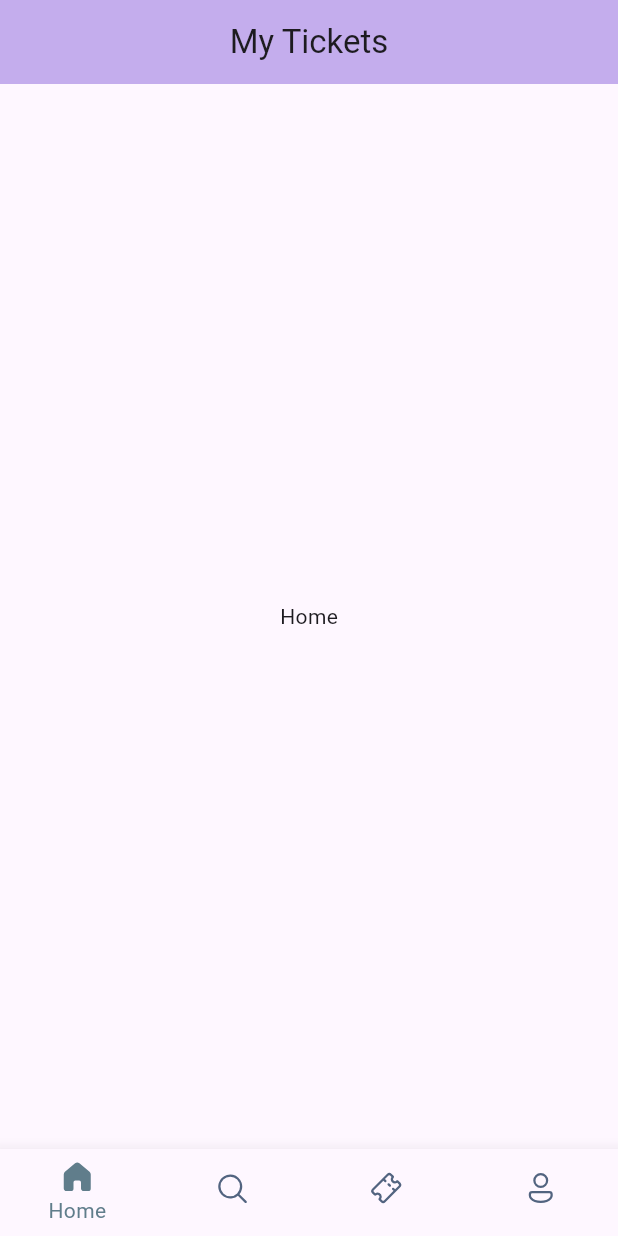
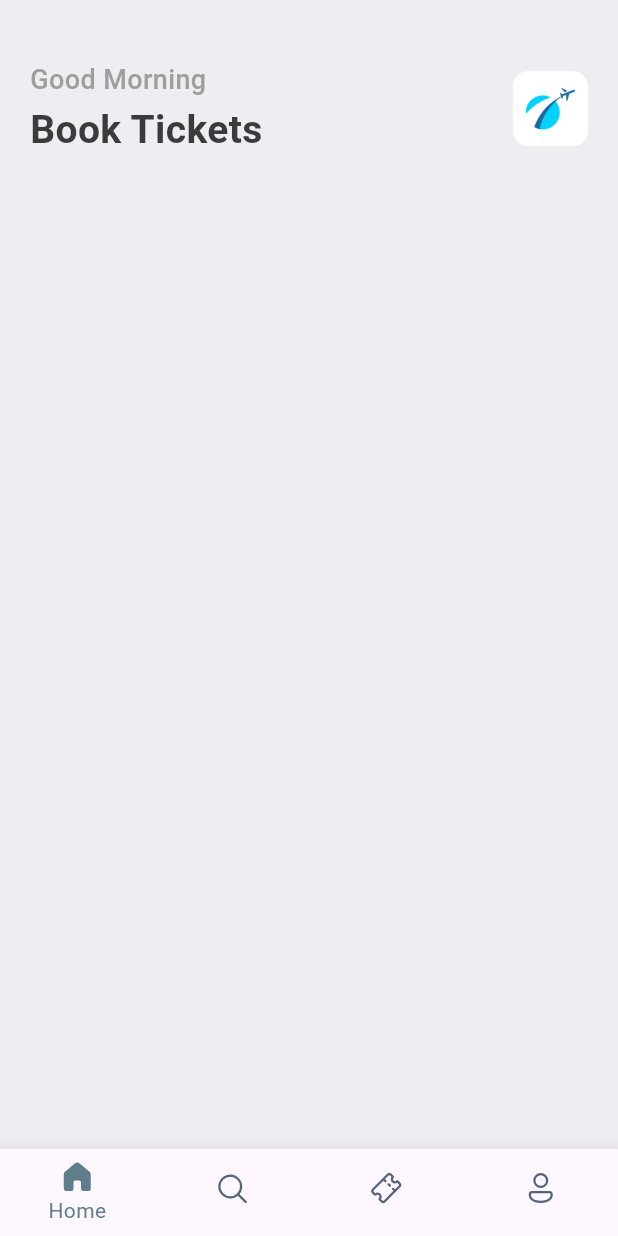
Before and after one commit to fjr619/BookTickets, a Flutter app: the screen it shows after launch, on a phone screen of 412 x 824 dp. Run offline on Flutter 3.47's test engine with Material 2 defaults, Android fonts, the phone set to English and light mode, and no system bars; our stand-ins replace fluentui_system_icons, gap.

Commit message:
home screen : title and icon

```diff
--- a/lib/main.dart
+++ b/lib/main.dart
@@ -12,6 +12,7 @@ class MyApp extends StatelessWidget {
   @override
   Widget build(BuildContext context) {
     return MaterialApp(
+      debugShowCheckedModeBanner: false,
       title: 'Flutter Demo',
       theme: ThemeData(
         // This is the theme of your application.
--- a/lib/screens/bottom_bar.dart
+++ b/lib/screens/bottom_bar.dart
@@ -1,3 +1,4 @@
+import 'package:booktickets/screens/home/home_screen.dart';
 import 'package:fluentui_system_icons/fluentui_system_icons.dart';
 import 'package:flutter/material.dart';
 
@@ -11,7 +12,7 @@ class BottomBar extends StatefulWidget {
 class BottomBarState extends State <BottomBar> {
 
   static final List<Widget> _widgetOptions = <Widget> [
-      const Text("Home"),
+      const HomeScreen(),
       const Text("Search"),
       const Text("Ticket"),
       const Text("Profile")
@@ -28,12 +29,6 @@ class BottomBarState extends State <BottomBar> {
   @override
   Widget build(BuildContext context) {
     return Scaffold(
-      appBar: AppBar(
-        centerTitle: true,
-        elevation: 12,
-        backgroundColor: Theme.of(context).colorScheme.inversePrimary,
-        title: const Text("My Tickets"),
-      ),
       body: Center(
         child: _widgetOptions[_selectedIndex],
       ),
--- /dev/null
+++ b/lib/screens/home/home_screen.dart
@@ -0,0 +1,44 @@
+import 'package:booktickets/util/app_style.dart';
+import 'package:flutter/material.dart';
+import 'package:gap/gap.dart';
+
+class HomeScreen extends StatelessWidget {
+  const HomeScreen({super.key});
+
+  @override
+  Widget build(BuildContext context) {
+    return Scaffold(
+      backgroundColor: Styles.bgColor,
+      body: ListView(
+        children: [
+          Container(
+            padding: const EdgeInsets.symmetric(horizontal: 20),
+            child: Column(
+              children: [
+                const Gap(40),
+                Row(
+                  mainAxisAlignment: MainAxisAlignment.spaceBetween,
+                  crossAxisAlignment: CrossAxisAlignment.center,
+                  children: [
+                    Column(
+                      crossAxisAlignment: CrossAxisAlignment.start,
+                      children: [
+                        Text("Good Morning", style: Styles.headlineTextStyle3,),
+                        const Gap(2),
+                        Text("Book Tickets", style: Styles.headlineTextStyle,),
+                      ],
+                    ),
+                    ClipRRect(
+                      borderRadius: BorderRadius.circular(10),
+                      child: Image.asset("assets/images/img_1.png", height: 50, width: 50, fit: BoxFit.fill,),
+                    )
+                  ],
+                )
+              ],
+            ),
+          )
+        ],
+      ),
+    );
+}
+}
--- /dev/null
+++ b/lib/util/app_style.dart
@@ -0,0 +1,40 @@
+import 'package:flutter/material.dart';
+
+Color primary = const Color(0xFF687daf);
+
+class Styles {
+  static Color primaryColor = primary;
+  static Color textColor = const Color(0xFF3b3b3b);
+  static Color bgColor = const Color(0xFFeeedf2);
+  static Color orangeColor = const Color(0xFF526799);
+
+  static TextStyle textStyle = TextStyle(
+    fontSize: 16,
+    color: textColor,
+    fontWeight: FontWeight.w500
+  );
+
+  static TextStyle headlineTextStyle = TextStyle(
+    fontSize: 26,
+    color: textColor,
+    fontWeight: FontWeight.bold
+  );
+
+  static TextStyle headlineTextStyle2 = TextStyle(
+    fontSize: 21,
+    color: textColor,
+    fontWeight: FontWeight.bold
+  );
+
+  static TextStyle headlineTextStyle3 = TextStyle(
+    fontSize: 18,
+    color: Colors.grey.shade500,
+    fontWeight: FontWeight.w500
+  );
+
+    static TextStyle headlineTextStyle4 = TextStyle(
+    fontSize: 14,
+    color: Colors.grey.shade500,
+    fontWeight: FontWeight.w500
+  );
+}
--- a/pubspec.yaml
+++ b/pubspec.yaml
@@ -36,6 +36,7 @@ dependencies:
   # Use with the CupertinoIcons class for iOS style icons.
   cupertino_icons: ^1.0.2
   fluentui_system_icons: ^1.1.219
+  gap: ^3.0.1
 
 dev_dependencies:
   flutter_test:
@@ -60,9 +61,10 @@ flutter:
   uses-material-design: true
 
   # To add assets to your application, add an assets section, like this:
-  # assets:
-  #   - images/a_dot_burr.jpeg
+  assets:
+    # - images/a_dot_burr.jpeg
   #   - images/a_dot_ham.jpeg
+    - assets/images/
 
   # An image asset can refer to one or more resolution-specific "variants", see
   # https://flutter.dev/assets-and-images/#resolution-aware
```
Also changed, not shown: assets/images/img.png (added), assets/images/img_1.png (added), assets/images/one.png (added), assets/images/sit.jpg (added), assets/images/three.png (added), assets/images/two.png (added), assets/images/visa.png (added), pubspec.lock.
